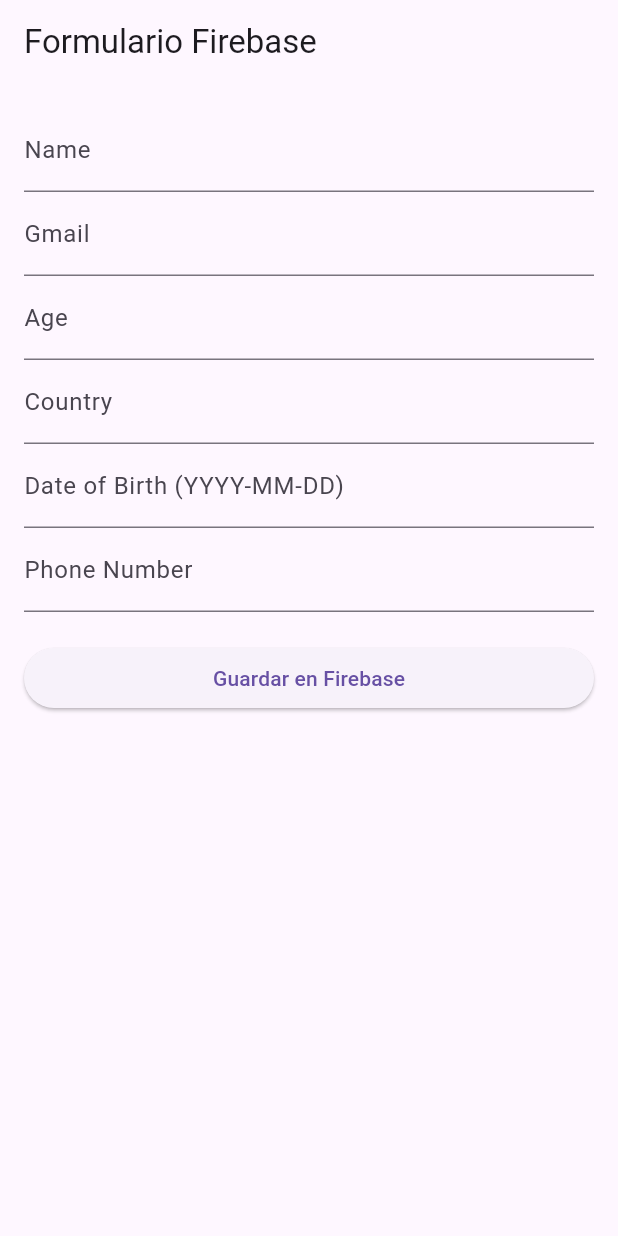
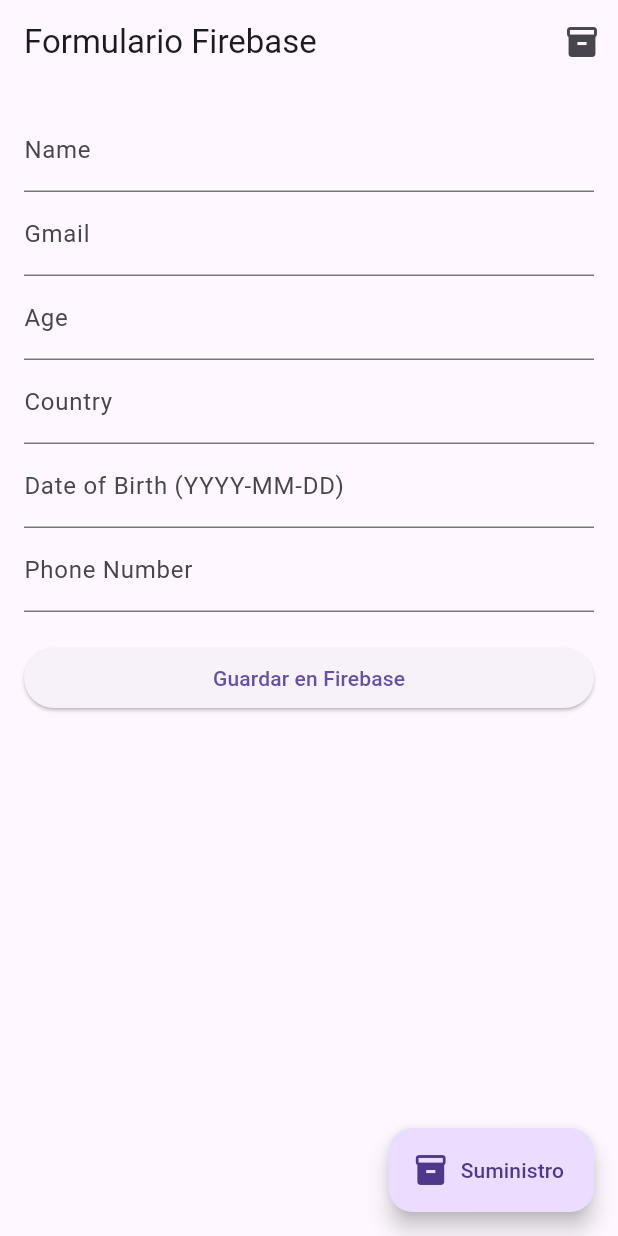
Before and after one commit to diego422/flutter_web_app1, a Flutter app: the screen it shows after launch, on a phone screen of 412 x 824 dp. Run offline on Flutter 3.47's test engine with Material 3 defaults, Android fonts, the light colour scheme and no system bars; our stand-ins replace cloud_firestore, firebase_core; accounts and stored records are empty.

Commit message:
formulario de suministros con validación y guardado en Firestore
Formulario para crear/editar documentos en la colección 'suministros' (campos: nombre, categoría, cantidad, unidad, ubicación, activo).

```diff
--- a/lib/formulario_page.dart
+++ b/lib/formulario_page.dart
@@ -10,12 +10,12 @@
 
 class _FormularioPageState extends State<FormularioPage> {
   final _formKey = GlobalKey<FormState>();
-  final TextEditingController _nameController = TextEditingController();
-  final TextEditingController _gmailController = TextEditingController();
-  final TextEditingController _ageController = TextEditingController();
-  final TextEditingController _countryController = TextEditingController();
-  final TextEditingController _dobController = TextEditingController();
-  final TextEditingController _phoneController = TextEditingController();
+  final _nameController = TextEditingController();
+  final _gmailController = TextEditingController();
+  final _ageController = TextEditingController();
+  final _countryController = TextEditingController();
+  final _dobController = TextEditingController();
+  final _phoneController = TextEditingController();
 
   Future<void> _saveData() async {
     if (_formKey.currentState!.validate()) {
@@ -29,11 +29,9 @@
       });
 
       if (!mounted) return;
-
       ScaffoldMessenger.of(context).showSnackBar(
         const SnackBar(content: Text('Datos guardados en Firebase 🎉')),
       );
-
       _formKey.currentState!.reset();
       _nameController.clear();
       _gmailController.clear();
@@ -47,7 +45,16 @@
   @override
   Widget build(BuildContext context) {
     return Scaffold(
-      appBar: AppBar(title: const Text("Formulario Firebase")),
+      appBar: AppBar(
+        title: const Text("Formulario Firebase"),
+        actions: [
+          IconButton(
+            tooltip: 'Nuevo suministro',
+            icon: const Icon(Icons.inventory_2),
+            onPressed: () => Navigator.pushNamed(context, '/suministro'),
+          ),
+        ],
+      ),
       body: Padding(
         padding: const EdgeInsets.all(16.0),
         child: Form(
@@ -57,12 +64,12 @@
               TextFormField(
                 controller: _nameController,
                 decoration: const InputDecoration(labelText: "Name"),
-                validator: (v) => v!.isEmpty ? "Campo requerido" : null,
+                validator: (v) => (v == null || v.isEmpty) ? "Campo requerido" : null,
               ),
               TextFormField(
                 controller: _gmailController,
                 decoration: const InputDecoration(labelText: "Gmail"),
-                validator: (v) => v!.isEmpty ? "Campo requerido" : null,
+                validator: (v) => (v == null || v.isEmpty) ? "Campo requerido" : null,
               ),
               TextFormField(
                 controller: _ageController,
@@ -91,6 +98,12 @@
           ),
         ),
       ),
+      // Alternativa adicional:
+      floatingActionButton: FloatingActionButton.extended(
+        icon: const Icon(Icons.inventory),
+        label: const Text('Suministro'),
+        onPressed: () => Navigator.pushNamed(context, '/suministro'),
+      ),
     );
   }
 }
--- a/lib/main.dart
+++ b/lib/main.dart
@@ -2,6 +2,7 @@
 import 'package:firebase_core/firebase_core.dart';
 import 'firebase_options.dart';
 import 'formulario_page.dart';
+import 'suministro_form_page.dart'; // importa tu nuevo formulario
 
 void main() async {
   WidgetsFlutterBinding.ensureInitialized();
@@ -20,7 +21,11 @@
       debugShowCheckedModeBanner: false,
       title: 'Formulario con Firebase',
       theme: ThemeData(primarySwatch: Colors.blue),
-      home: const FormularioPage(),
+      initialRoute: '/', // ruta inicial
+      routes: {
+        '/': (_) => const FormularioPage(), // tu formulario actual
+        '/suministro': (_) => const SuministroFormPage(), // formulario de suministros
+      },
     );
   }
 }
```
Also changed, not shown: lib/suministro_form_page.dart (added, +143 -0 lines).
